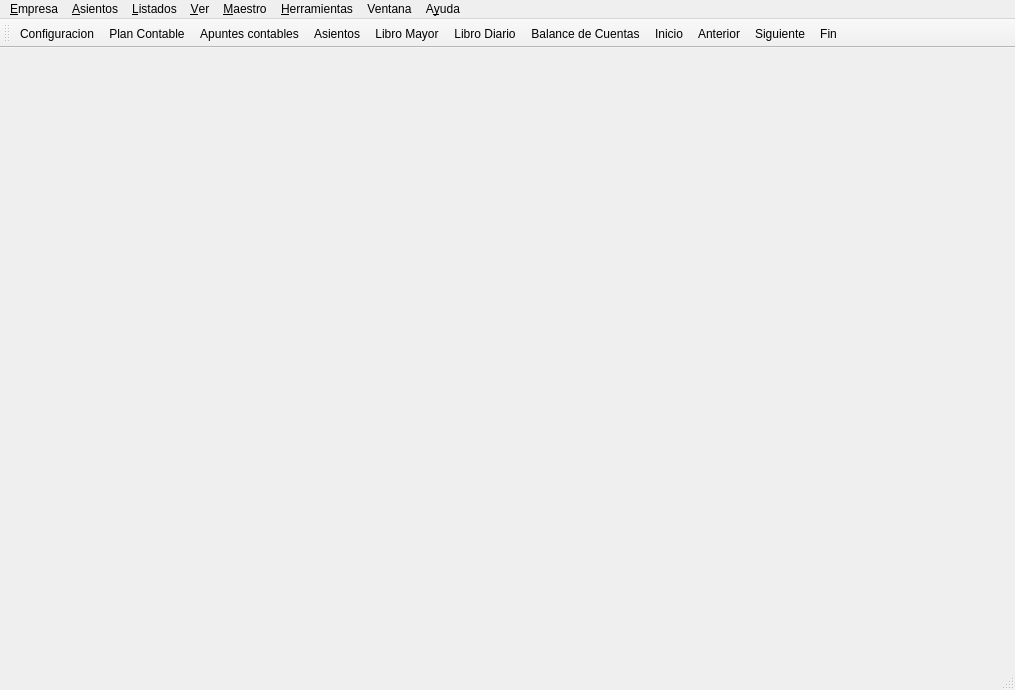
First picture: the form in bulmages/bulmacont/src/bulmacontbase.ui, repository eboladev/Bulmages-1, before the edit.
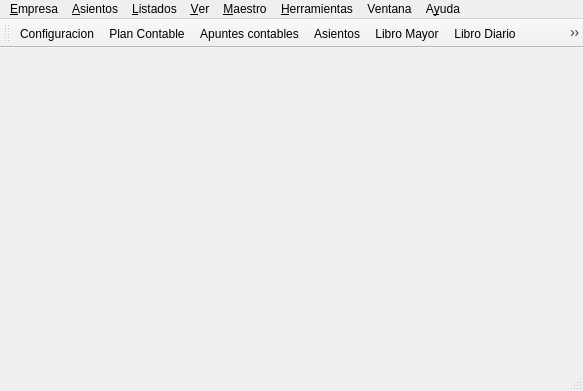
Second picture: the form after the edit. Icons and pictures are not drawn.

Patch:
```diff
--- a/bulmages/bulmacont/src/bulmacontbase.ui
+++ b/bulmages/bulmacont/src/bulmacontbase.ui
@@ -5,8 +5,8 @@
    <rect>
     <x>0</x>
     <y>0</y>
-    <width>1015</width>
-    <height>690</height>
+    <width>583</width>
+    <height>391</height>
    </rect>
   </property>
   <property name="windowTitle" >
@@ -21,7 +21,7 @@
     <rect>
      <x>0</x>
      <y>0</y>
-     <width>1015</width>
+     <width>583</width>
      <height>26</height>
     </rect>
    </property>
@@ -47,17 +47,6 @@
     <addaction name="actionAsiento_de_Regularizacion" />
     <addaction name="actionAsiento_de_Cierre" />
    </widget>
-   <widget class="QMenu" name="menuHerramientas" >
-    <property name="title" >
-     <string>&amp;Herramientas</string>
-    </property>
-    <addaction name="actionRecalcular_Saldos_Iniciales" />
-    <addaction name="actionSustituir_Cuentas" />
-    <addaction name="actionBloquear_Fechas" />
-    <addaction name="separator" />
-    <addaction name="actionCanal_por_Defecto" />
-    <addaction name="actionCentro_de_Coste_por_Defecto" />
-   </widget>
    <widget class="QMenu" name="menuVer" >
     <property name="title" >
      <string>Ventana</string>
@@ -104,6 +93,18 @@
     <addaction name="separator" />
     <addaction name="actionAmortizaciones" />
    </widget>
+   <widget class="QMenu" name="menuHerramientas" >
+    <property name="title" >
+     <string>&amp;Herramientas</string>
+    </property>
+    <addaction name="actionRecalcular_Saldos_Iniciales" />
+    <addaction name="actionCerrar_Asientos" />
+    <addaction name="actionSustituir_Cuentas" />
+    <addaction name="actionBloquear_Fechas" />
+    <addaction name="separator" />
+    <addaction name="actionCanal_por_Defecto" />
+    <addaction name="actionCentro_de_Coste_por_Defecto" />
+   </widget>
    <addaction name="menuEmpresa" />
    <addaction name="menuAsiento" />
    <addaction name="menuListados" />
```
Left out of the diff: 5 changed lines with no effect on the pictures.
